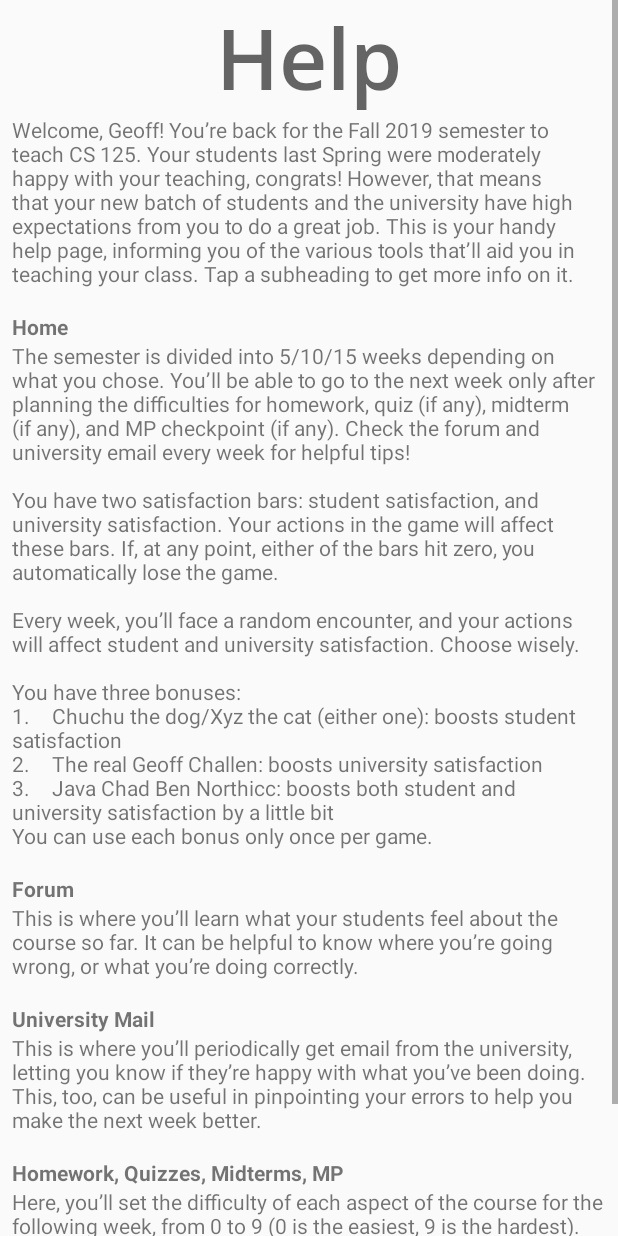
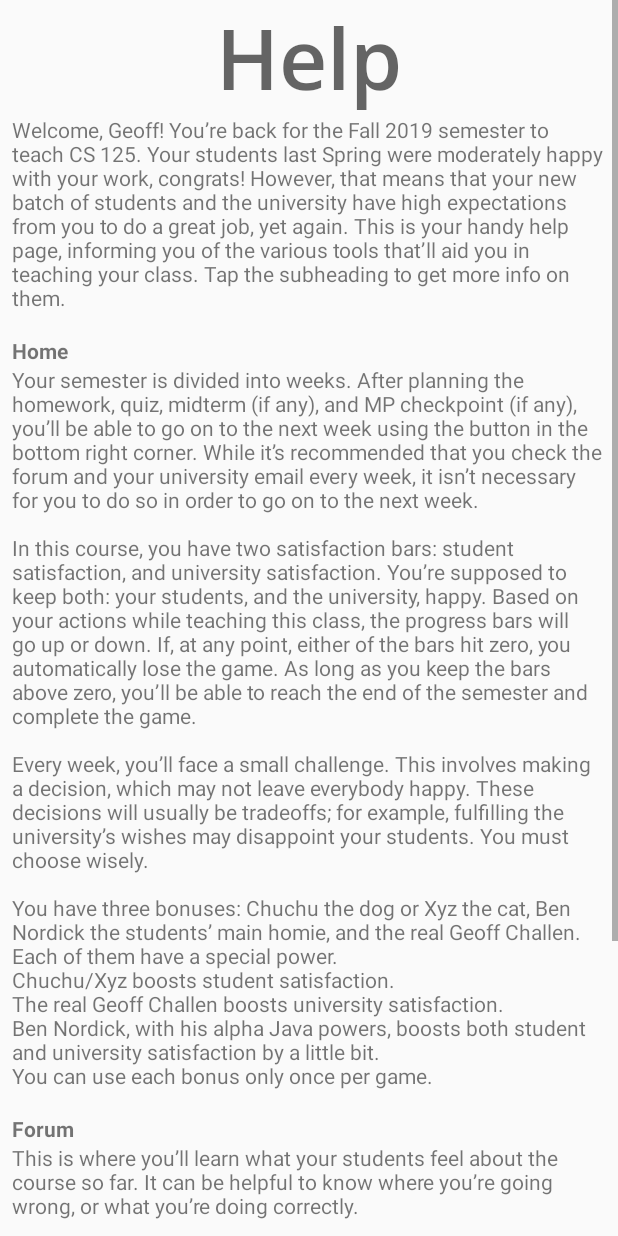
Before and after one commit to Kanavb2/Geoffs_Geob, an Android app: the layout activity_help.xml on its own in the app's theme, with its tools: preview values and no code run, on a phone screen of 412 x 824 dp. Run offline under Robolectric (Android 15) with nearby library versions, the light colour scheme and no system bars; Roboto replaces fonts that are not available here.

Commit message:
All nighter with no progress :)))))))))))))))))))))))))))))))))))))))))))))))))))))))))))))))))))))))))))))))))))))))))))))))))))))))))))))))))))))))

```diff
--- a/app/src/main/java/com/example/geoffsgeob/MainActivity.java
+++ b/app/src/main/java/com/example/geoffsgeob/MainActivity.java
@@ -113,6 +113,9 @@ public class MainActivity extends AppCompatActivity {
 
     public static void setTotalWeeks(int toSet) {
         totalWeeks = toSet;
+    }
+    public static int getTotalWeeks() {
+        return totalWeeks;
     }
 
     public static void setHwSubmit(boolean set) {
@@ -277,4 +280,7 @@ public class MainActivity extends AppCompatActivity {
     public static int getStudentChange() {
         return studentChange;
     }
+    public static void setWeek(int toSet) {
+        week = toSet;
+    }
 }
--- /dev/null
+++ b/app/src/main/res/layout/activity_end_game.xml
@@ -0,0 +1,6 @@
+<?xml version="1.0" encoding="utf-8"?>
+<LinearLayout xmlns:android="http://schemas.android.com/apk/res/android"
+    android:orientation="vertical" android:layout_width="match_parent"
+    android:layout_height="match_parent">
+
+</LinearLayout>
--- a/app/src/main/res/values/strings.xml
+++ b/app/src/main/res/values/strings.xml
@@ -77,6 +77,7 @@
         <item>Exceptions</item>
         <item>Hashing</item>
     </string-array>
+
     <string name="five_week">5 weeks</string>
     <string name="ten_week">10 weeks</string>
     <string name="fifteen_week">15 weeks</string>
@@ -101,34 +102,34 @@
     <string name="disable_encounters">Disable encounters</string>
     <string name="text_general">General</string>
     <string name="text_volume">Volume</string>
+    <string name="half">50%</string>
     <string name="text_settings">Settings</string>
     <string name="mute_sounds">Mute all sounds</string>
     <string name="reset_game">Reset Game</string>
-    <string name="half">50%</string>
     <string name="bg_volume">Background Volume:</string>
     <string name="sfx_volume">SFX Volume:</string>
     <string name="help_title">Help</string>
-    <string name="help_intro">Welcome, Geoff! You’re back for the Fall 2019 semester to teach CS 125. Your students last Spring
-        were moderately happy with your teaching, congrats! However, that means that your new batch of students and
-        the university have high expectations from you to do a great job. This is your handy help page, informing you
-        of the various tools that’ll aid you in teaching your class. Tap a subheading to get more info on it.</string>
+    <string name="desc_main">Welcome, Geoff! You’re back for the Fall 2019 semester to teach CS 125.
+       Your students last Spring were moderately happy with your work, congrats!
+       However, that means that your new batch of students and the university have high expectations from you
+       to do a great job, yet again. \n\nLet\'s get started! Choose the number of weeks in the semester: </string>
+    <string name="help_intro"> Welcome, Geoff! You’re back for the Fall 2019 semester to teach CS 125.
+       Your students last Spring were moderately happy with your work, congrats!
+       However, that means that your new batch of students and the university have high expectations from you
+       to do a great job, yet again. This is your handy help page, informing you of the various tools that’ll
+       aid you in teaching your class. Tap the subheading to get more info on them.</string>
     <string name="help_home_title">\nHome</string>
-    <string name="help_home_body">The semester is divided into 5/10/15 weeks depending on what you chose.
-        You’ll be able to go to the next week only after planning the difficulties for homework, quiz (if any),
-        midterm (if any), and MP checkpoint (if any). Check the forum and university email every week for helpful tips!
+    <string name="help_home_body">Your semester is divided into weeks. After planning the homework, quiz, midterm (if any), and MP checkpoint (if any), you’ll be able to go on to the next week using the button in the bottom right corner. While it’s recommended that you check the forum and your university email every week, it isn’t necessary for you to do so in order to go on to the next week.
 
-\n\nYou have two satisfaction bars: student satisfaction, and university satisfaction. Your actions in the game will
-        affect these bars. If, at any point, either of the bars hit zero, you automatically lose the game.
+       \n\nIn this course, you have two satisfaction bars: student satisfaction, and university satisfaction. You’re supposed to keep both: your students, and the university, happy.  Based on your actions while teaching this class, the progress bars will go up or down. If, at any point, either of the bars hit zero, you automatically lose the game. As long as you keep the bars above zero, you’ll be able to reach the end of the semester and complete the game.
 
-\n\nEvery week, you’ll face a random encounter, and your actions will affect student and university satisfaction.
-        Choose wisely.
+       \n\nEvery week, you’ll face a small challenge. This involves making a decision, which may not leave everybody happy. These decisions will usually be tradeoffs; for example, fulfilling the university’s wishes may disappoint your students. You must choose wisely.
 
-\n\nYou have three bonuses:
-\n1. \tChuchu the dog/Xyz the cat (either one): boosts student \t   satisfaction
-\n2. \tThe real Geoff Challen: boosts university satisfaction
-\n3. \tJava Chad Ben Northicc: boosts both student and \t   university satisfaction by a little bit
-\nYou can use each bonus only once per game.
-
+       \n\nYou have three bonuses: Chuchu the dog or Xyz the cat, Ben Nordick the students’ main homie, and the real Geoff Challen. Each of them have a special power.
+       \nChuchu/Xyz boosts student satisfaction.
+       \nThe real Geoff Challen boosts university satisfaction.
+       \nBen Nordick, with his alpha Java powers, boosts both student and university satisfaction by a little bit.
+       \nYou can use each bonus only once per game.
 </string>
     <string name="help_forum_title">\nForum</string>
     <string name="help_forum_body">This is where you’ll learn what your students feel about the course so far. It can be helpful to know where you’re going wrong, or what you’re doing correctly.
```
Also changed, not shown: app/src/main/java/com/example/geoffsgeob/EndGame.java (added, +13 -0 lines), app/src/main/java/com/example/geoffsgeob/Settings.java (+9 -0 lines), app/src/main/java/com/example/geoffsgeob/ui/home/HomeFragment.java (+32 -0 lines), app/src/main/res/layout/activity_new_game.xml (+11 -3 lines).
